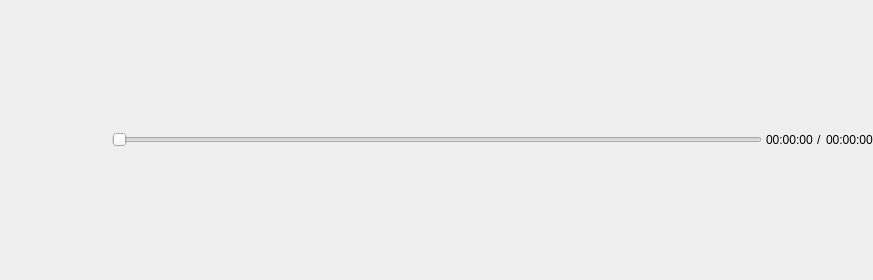
This is MediaControls.ui in exeldro/obs-media-controls as Qt 5 draws it before an edit. The edited form follows.
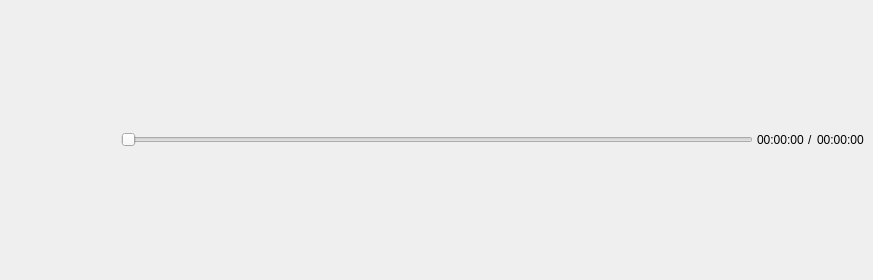
This is the edited form. Icons and pictures are not drawn. Custom widgets are drawn as their Qt base class.

Patch:
```diff
--- a/MediaControls.ui
+++ b/MediaControls.ui
@@ -21,21 +21,6 @@
   </property>
 <widget class="QWidget" name="dockWidgetContents">
   <layout class="QGridLayout" name="gridLayout">
-   <property name="leftMargin">
-    <number>0</number>
-   </property>
-   <property name="topMargin">
-    <number>0</number>
-   </property>
-   <property name="rightMargin">
-    <number>0</number>
-   </property>
-   <property name="bottomMargin">
-    <number>0</number>
-   </property>
-   <property name="spacing">
-    <number>0</number>
-   </property>
    <item row="0" column="0">
     <layout class="QVBoxLayout" name="verticalLayout">
      <property name="spacing">
```
